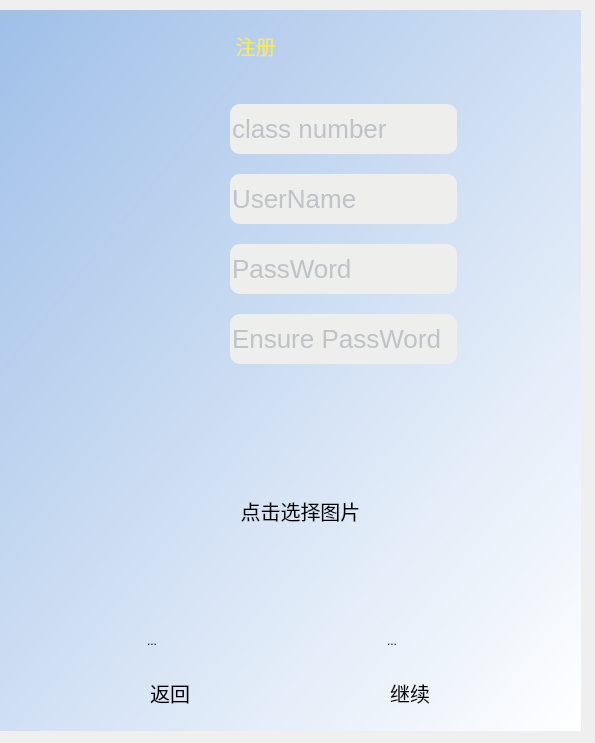
Qt form registor.ui (993526915/face_detect_client) before a commit.
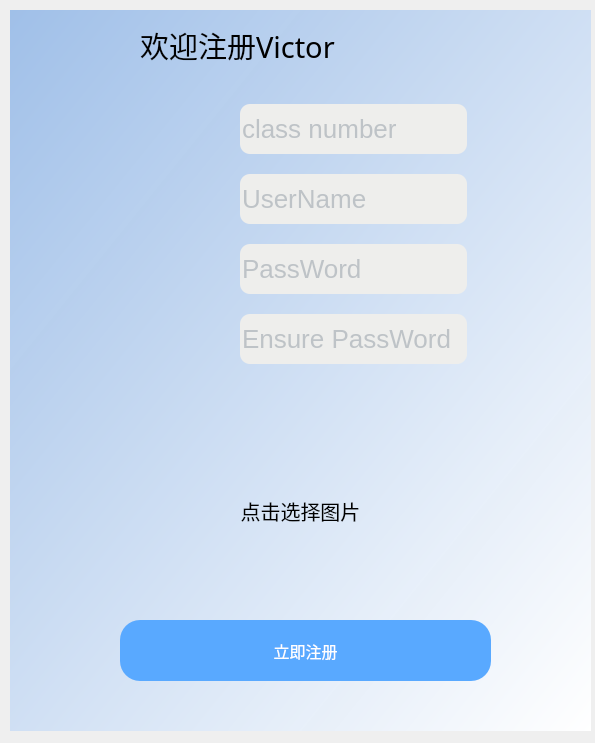
The same form after that commit. Icons and pictures are not drawn.

What changed in the file:
```diff
--- a/registor.ui
+++ b/registor.ui
@@ -16,7 +16,7 @@
   <widget class="QFrame" name="frame">
    <property name="geometry">
     <rect>
-     <x>0</x>
+     <x>10</x>
      <y>10</y>
      <width>581</width>
      <height>721</height>
@@ -74,226 +74,6 @@
    <property name="frameShadow">
     <enum>QFrame::Raised</enum>
    </property>
-   <widget class="QLabel" name="label_3">
-    <property name="geometry">
-     <rect>
-      <x>200</x>
-      <y>0</y>
-      <width>111</width>
-      <height>71</height>
-     </rect>
-    </property>
-    <property name="palette">
-     <palette>
-      <active>
-       <colorrole role="WindowText">
-        <brush brushstyle="SolidPattern">
-         <color alpha="255">
-          <red>252</red>
-          <green>233</green>
-          <blue>79</blue>
-         </color>
-        </brush>
-       </colorrole>
-       <colorrole role="Button">
-        <brush brushstyle="SolidPattern">
-         <color alpha="0">
-          <red>85</red>
-          <green>170</green>
-          <blue>255</blue>
-         </color>
-        </brush>
-       </colorrole>
-       <colorrole role="Text">
-        <brush brushstyle="SolidPattern">
-         <color alpha="255">
-          <red>252</red>
-          <green>233</green>
-          <blue>79</blue>
-         </color>
-        </brush>
-       </colorrole>
-       <colorrole role="ButtonText">
-        <brush brushstyle="SolidPattern">
-         <color alpha="255">
-          <red>252</red>
-          <green>233</green>
-          <blue>79</blue>
-         </color>
-        </brush>
-       </colorrole>
-       <colorrole role="Base">
-        <brush brushstyle="SolidPattern">
-         <color alpha="0">
-          <red>85</red>
-          <green>170</green>
-          <blue>255</blue>
-         </color>
-        </brush>
-       </colorrole>
-       <colorrole role="Window">
-        <brush brushstyle="SolidPattern">
-         <color alpha="0">
-          <red>85</red>
-          <green>170</green>
-          <blue>255</blue>
-         </color>
-        </brush>
-       </colorrole>
-       <colorrole role="PlaceholderText">
-        <brush brushstyle="NoBrush">
-         <color alpha="128">
-          <red>252</red>
-          <green>233</green>
-          <blue>79</blue>
-         </color>
-        </brush>
-       </colorrole>
-      </active>
-      <inactive>
-       <colorrole role="WindowText">
-        <brush brushstyle="SolidPattern">
-         <color alpha="255">
-          <red>252</red>
-          <green>233</green>
-          <blue>79</blue>
-         </color>
-        </brush>
-       </colorrole>
-       <colorrole role="Button">
-        <brush brushstyle="SolidPattern">
-         <color alpha="0">
-          <red>85</red>
-          <green>170</green>
-          <blue>255</blue>
-         </color>
-        </brush>
-       </colorrole>
-       <colorrole role="Text">
-        <brush brushstyle="SolidPattern">
-         <color alpha="255">
-          <red>252</red>
-          <green>233</green>
-          <blue>79</blue>
-         </color>
-        </brush>
-       </colorrole>
-       <colorrole role="ButtonText">
-        <brush brushstyle="SolidPattern">
-         <color alpha="255">
-          <red>252</red>
-          <green>233</green>
-          <blue>79</blue>
-         </color>
-        </brush>
-       </colorrole>
-       <colorrole role="Base">
-        <brush brushstyle="SolidPattern">
-         <color alpha="0">
-          <red>85</red>
-          <green>170</green>
-          <blue>255</blue>
-         </color>
-        </brush>
-       </colorrole>
-       <colorrole role="Window">
-        <brush brushstyle="SolidPattern">
-         <color alpha="0">
-          <red>85</red>
-          <green>170</green>
-          <blue>255</blue>
-         </color>
-        </brush>
-       </colorrole>
-       <colorrole role="PlaceholderText">
-        <brush brushstyle="NoBrush">
-         <color alpha="128">
-          <red>252</red>
-          <green>233</green>
-          <blue>79</blue>
-         </color>
-        </brush>
-       </colorrole>
-      </inactive>
-      <disabled>
-       <colorrole role="WindowText">
-        <brush brushstyle="SolidPattern">
-         <color alpha="255">
-          <red>252</red>
-          <green>233</green>
-          <blue>79</blue>
-         </color>
-        </brush>
-       </colorrole>
-       <colorrole role="Button">
-        <brush brushstyle="SolidPattern">
-         <color alpha="0">
-          <red>85</red>
-          <green>170</green>
-          <blue>255</blue>
-         </color>
-        </brush>
-       </colorrole>
-       <colorrole role="Text">
-        <brush brushstyle="SolidPattern">
-         <color alpha="255">
-          <red>252</red>
-          <green>233</green>
-          <blue>79</blue>
-         </color>
-        </brush>
-       </colorrole>
-       <colorrole role="ButtonText">
-        <brush brushstyle="SolidPattern">
-         <color alpha="255">
-          <red>252</red>
-          <green>233</green>
-          <blue>79</blue>
-         </color>
-        </brush>
-       </colorrole>
-       <colorrole role="Base">
-        <brush brushstyle="SolidPattern">
-         <color alpha="0">
-          <red>85</red>
-          <green>170</green>
-          <blue>255</blue>
-         </color>
-        </brush>
-       </colorrole>
-       <colorrole role="Window">
-        <brush brushstyle="SolidPattern">
-         <color alpha="0">
-          <red>85</red>
-          <green>170</green>
-          <blue>255</blue>
-         </color>
-        </brush>
-       </colorrole>
-       <colorrole role="PlaceholderText">
-        <brush brushstyle="NoBrush">
-         <color alpha="128">
-          <red>252</red>
-          <green>233</green>
-          <blue>79</blue>
-         </color>
-        </brush>
-       </colorrole>
-      </disabled>
-     </palette>
-    </property>
-    <property name="styleSheet">
-     <string notr="true">font: italic 11pt &quot;Ubuntu Condensed&quot;;
-font: 24pt &quot;Ubuntu Condensed&quot;;
-color: rgb(252, 233, 79);</string>
-    </property>
-    <property name="text">
-     <string>注册</string>
-    </property>
-    <property name="alignment">
-     <set>Qt::AlignCenter</set>
-    </property>
-   </widget>
    <widget class="QLabel" name="label_7">
     <property name="geometry">
      <rect>
@@ -316,9 +96,9 @@
    <widget class="QLabel" name="addPicture">
     <property name="geometry">
      <rect>
-      <x>140</x>
+      <x>190</x>
       <y>410</y>
-      <width>321</width>
+      <width>201</width>
       <height>181</height>
      </rect>
     </property>
@@ -399,139 +179,69 @@
      </item>
     </layout>
    </widget>
-   <widget class="QWidget" name="layoutWidget">
+   <widget class="QLabel" name="label_8">
     <property name="geometry">
      <rect>
-      <x>380</x>
-      <y>620</y>
-      <width>60</width>
-      <height>98</height>
+      <x>130</x>
+      <y>-10</y>
+      <width>331</width>
+      <height>91</height>
      </rect>
     </property>
-    <layout class="QVBoxLayout" name="verticalLayout_2">
-     <item>
-      <widget class="QToolButton" name="Continue">
-       <property name="text">
-        <string>...</string>
-       </property>
-       <property name="icon">
-        <iconset resource="resource.qrc">
-         <normaloff>:/new/prefix1/icon/go.png</normaloff>:/new/prefix1/icon/go.png</iconset>
-       </property>
-       <property name="iconSize">
-        <size>
-         <width>50</width>
-         <height>50</height>
-        </size>
-       </property>
-       <property name="checkable">
-        <bool>false</bool>
-       </property>
-       <property name="autoRepeatDelay">
-        <number>500</number>
-       </property>
-       <property name="autoRaise">
-        <bool>true</bool>
-       </property>
-      </widget>
-     </item>
-     <item>
-      <widget class="QLabel" name="label_2">
-       <property name="text">
-        <string>继续</string>
-       </property>
-       <property name="alignment">
-        <set>Qt::AlignCenter</set>
-       </property>
-      </widget>
-     </item>
-    </layout>
+    <property name="font">
+     <font>
+      <family>微软雅黑</family>
+      <pointsize>-1</pointsize>
+      <weight>50</weight>
+      <bold>false</bold>
+     </font>
+    </property>
+    <property name="text">
+     <string>&lt;html&gt;&lt;head/&gt;&lt;body&gt;&lt;p&gt;&lt;span style=&quot; font-size:22pt;&quot;&gt;欢迎注册Victor&lt;/span&gt;&lt;/p&gt;&lt;/body&gt;&lt;/html&gt;</string>
+    </property>
    </widget>
-   <widget class="QWidget" name="layoutWidget">
+   <widget class="QPushButton" name="registe">
     <property name="geometry">
      <rect>
-      <x>140</x>
-      <y>620</y>
-      <width>60</width>
-      <height>98</height>
+      <x>110</x>
+      <y>610</y>
+      <width>371</width>
+      <height>61</height>
+     </rect>
+    </property>
+    <property name="font">
+     <font>
+      <family>微软雅黑</family>
+      <pointsize>12</pointsize>
+      <weight>50</weight>
+      <bold>false</bold>
+     </font>
+    </property>
+    <property name="styleSheet">
+     <string notr="true">QPushButton{border-style:none;background-color: rgb(89, 169, 255);color: rgb(255, 255, 255);}
+QPushButton:hover{background: rgb(100, 185, 255);color: rgb(255, 255, 255);}</string>
+    </property>
+    <property name="text">
+     <string>立即注册</string>
+    </property>
+   </widget>
+   <widget class="QWidget" name="">
+    <property name="geometry">
+     <rect>
+      <x>150</x>
+      <y>80</y>
+      <width>61</width>
+      <height>281</height>
      </rect>
     </property>
     <layout class="QVBoxLayout" name="verticalLayout">
      <item>
-      <widget class="QToolButton" name="back">
-       <property name="text">
-        <string>...</string>
-       </property>
-       <property name="icon">
-        <iconset resource="resource.qrc">
-         <normaloff>:/new/prefix1/icon/Back_purple.png</normaloff>:/new/prefix1/icon/Back_purple.png</iconset>
-       </property>
-       <property name="iconSize">
-        <size>
-         <width>50</width>
-         <height>50</height>
-        </size>
-       </property>
-       <property name="autoRaise">
-        <bool>true</bool>
-       </property>
-      </widget>
-     </item>
-     <item>
-      <widget class="QLabel" name="label">
-       <property name="text">
-        <string>返回</string>
-       </property>
-       <property name="alignment">
-        <set>Qt::AlignCenter</set>
-       </property>
-      </widget>
-     </item>
-    </layout>
-   </widget>
-   <widget class="QWidget" name="layoutWidget">
-    <property name="geometry">
-     <rect>
-      <x>140</x>
-      <y>80</y>
-      <width>71</width>
-      <height>291</height>
-     </rect>
-    </property>
-    <layout class="QVBoxLayout" name="verticalLayout_4">
-     <item>
       <widget class="QLabel" name="label_4">
        <property name="text">
         <string/>
        </property>
        <property name="pixmap">
-        <pixmap resource="resource.qrc">:/new/prefix1/icon/login_Account.png</pixmap>
-       </property>
-       <property name="scaledContents">
-        <bool>true</bool>
-       </property>
-      </widget>
-     </item>
-     <item>
-      <widget class="QLabel" name="label_9">
-       <property name="text">
-        <string/>
-       </property>
-       <property name="pixmap">
-        <pixmap resource="resource.qrc">:/new/prefix1/icon/login_Account.png</pixmap>
-       </property>
-       <property name="scaledContents">
-        <bool>true</bool>
-       </property>
-      </widget>
-     </item>
-     <item>
-      <widget class="QLabel" name="label_6">
-       <property name="text">
-        <string/>
-       </property>
-       <property name="pixmap">
-        <pixmap resource="resource.qrc">:/new/prefix1/icon/login_密码.png</pixmap>
+        <pixmap resource="resource.qrc">:/icon/login_Account.png</pixmap>
        </property>
        <property name="scaledContents">
         <bool>true</bool>
@@ -544,7 +254,33 @@
         <string/>
        </property>
        <property name="pixmap">
-        <pixmap resource="resource.qrc">:/new/prefix1/icon/login_密码.png</pixmap>
+        <pixmap resource="resource.qrc">:/icon/login_Account.png</pixmap>
+       </property>
+       <property name="scaledContents">
+        <bool>true</bool>
+       </property>
+      </widget>
+     </item>
+     <item>
+      <widget class="QLabel" name="label_6">
+       <property name="text">
+        <string/>
+       </property>
+       <property name="pixmap">
+        <pixmap resource="resource.qrc">:/icon/login_密码.png</pixmap>
+       </property>
+       <property name="scaledContents">
+        <bool>true</bool>
+       </property>
+      </widget>
+     </item>
+     <item>
+      <widget class="QLabel" name="label_9">
+       <property name="text">
+        <string/>
+       </property>
+       <property name="pixmap">
+        <pixmap resource="resource.qrc">:/icon/login_密码.png</pixmap>
        </property>
        <property name="scaledContents">
         <bool>true</bool>
```
Left out of the diff: 2 changed lines with no effect on the pictures.
